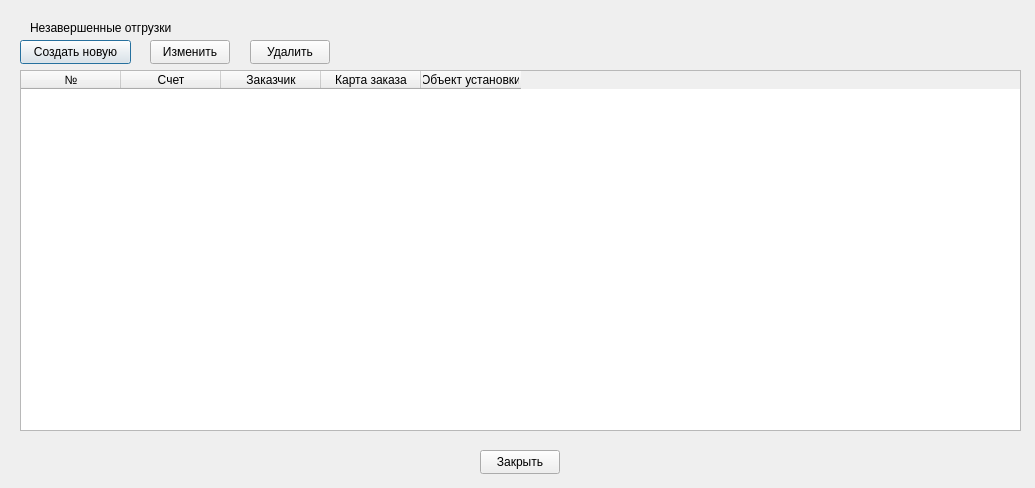
Qt form Remont/listshipwindow.ui (AlexeyScherbakov2021/Remont2) before a commit.
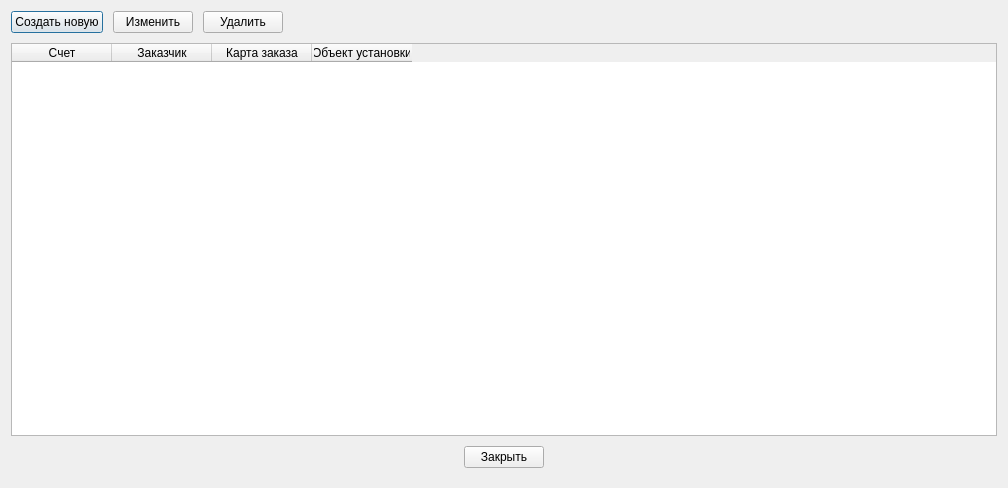
The same form after that commit.

Commit message: Отлажено до отгрузки включительно

The edit to the form file:
```diff
--- a/Remont/listshipwindow.ui
+++ b/Remont/listshipwindow.ui
@@ -6,34 +6,62 @@
    <rect>
     <x>0</x>
     <y>0</y>
-    <width>1035</width>
+    <width>1008</width>
     <height>488</height>
    </rect>
   </property>
   <property name="windowTitle">
    <string>Список отгрузок</string>
   </property>
-  <widget class="QLabel" name="label">
-   <property name="geometry">
-    <rect>
-     <x>30</x>
-     <y>20</y>
-     <width>211</width>
-     <height>16</height>
-    </rect>
+  <layout class="QVBoxLayout" name="verticalLayout">
+   <property name="spacing">
+    <number>10</number>
    </property>
+   <property name="bottomMargin">
+    <number>20</number>
+   </property>
+   <item>
+    <layout class="QHBoxLayout" name="horizontalLayout">
+     <item>
+      <widget class="QPushButton" name="pbNew">
    <property name="text">
-    <string>Незавершенные отгрузки</string>
-   </property>
-  </widget>
+        <string>Создать новую</string>
+       </property>
+      </widget>
+     </item>
+     <item>
+      <widget class="QPushButton" name="pbEdit">
+       <property name="text">
+        <string>Изменить</string>
+       </property>
+      </widget>
+     </item>
+     <item>
+      <widget class="QPushButton" name="pbDeleteShip">
+       <property name="text">
+        <string>Удалить</string>
+       </property>
+      </widget>
+     </item>
+     <item>
+      <spacer name="horizontalSpacer">
+       <property name="orientation">
+        <enum>Qt::Orientation::Horizontal</enum>
+       </property>
+       <property name="sizeHint" stdset="0">
+        <size>
+         <width>40</width>
+         <height>20</height>
+        </size>
+       </property>
+      </spacer>
+     </item>
+    </layout>
+   </item>
+   <item>
   <widget class="QTableWidget" name="tableWidget">
-   <property name="geometry">
-    <rect>
-     <x>20</x>
-     <y>70</y>
-     <width>1001</width>
-     <height>361</height>
-    </rect>
+     <property name="alternatingRowColors">
+      <bool>true</bool>
    </property>
    <property name="selectionMode">
     <enum>QAbstractItemView::SelectionMode::SingleSelection</enum>
@@ -41,11 +69,6 @@
    <property name="selectionBehavior">
     <enum>QAbstractItemView::SelectionBehavior::SelectRows</enum>
    </property>
-   <column>
-    <property name="text">
-     <string>№</string>
-    </property>
-   </column>
    <column>
     <property name="text">
      <string>Счет</string>
@@ -67,58 +90,21 @@
     </property>
    </column>
   </widget>
-  <widget class="QPushButton" name="pbNew">
-   <property name="geometry">
-    <rect>
-     <x>20</x>
-     <y>40</y>
-     <width>111</width>
-     <height>24</height>
-    </rect>
-   </property>
-   <property name="text">
-    <string>Создать новую</string>
-   </property>
-  </widget>
-  <widget class="QPushButton" name="pbEdit">
-   <property name="geometry">
-    <rect>
-     <x>150</x>
-     <y>40</y>
-     <width>80</width>
-     <height>24</height>
-    </rect>
-   </property>
-   <property name="text">
-    <string>Изменить</string>
-   </property>
-  </widget>
+   </item>
+   <item alignment="Qt::AlignmentFlag::AlignHCenter">
   <widget class="QPushButton" name="pbClose">
-   <property name="geometry">
-    <rect>
-     <x>480</x>
-     <y>450</y>
-     <width>80</width>
-     <height>24</height>
-    </rect>
+     <property name="maximumSize">
+      <size>
+       <width>120</width>
+       <height>16777215</height>
+      </size>
    </property>
    <property name="text">
     <string>Закрыть</string>
    </property>
   </widget>
-  <widget class="QPushButton" name="pbDeleteShip">
-   <property name="geometry">
-    <rect>
-     <x>250</x>
-     <y>40</y>
-     <width>80</width>
-     <height>24</height>
-    </rect>
-   </property>
-   <property name="text">
-    <string>Удалить</string>
-   </property>
-  </widget>
+   </item>
+  </layout>
  </widget>
  <tabstops>
   <tabstop>tableWidget</tabstop>
```
Lines whose indentation alone changed are shown as unchanged. The commit also changes 17 other files.
